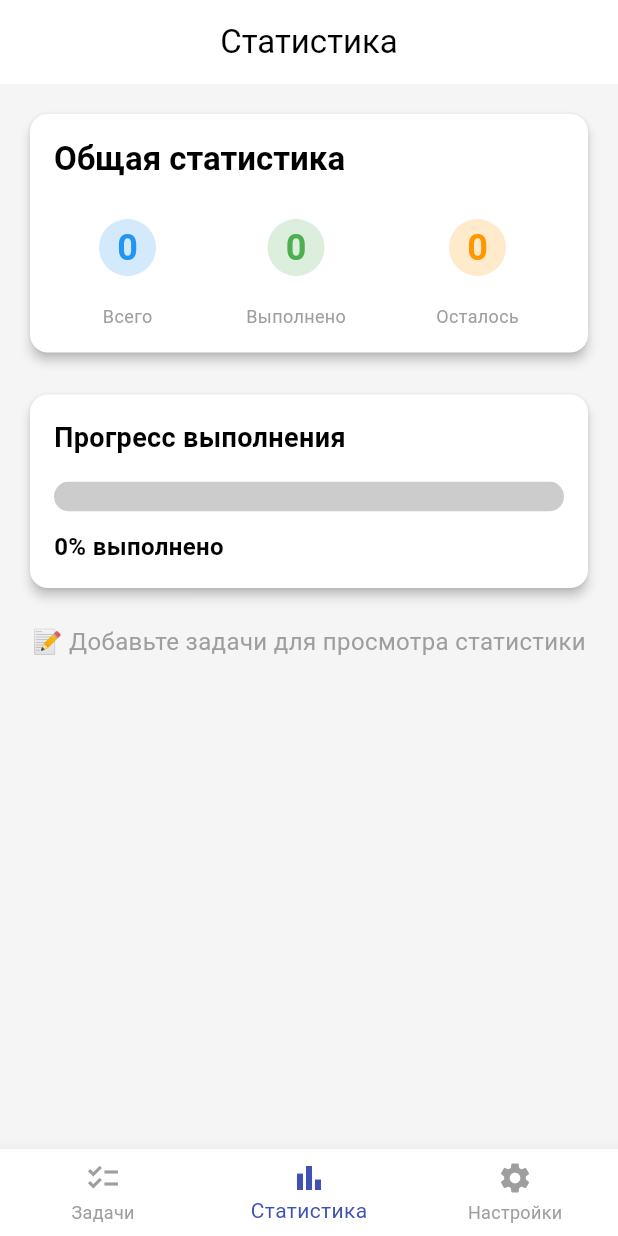
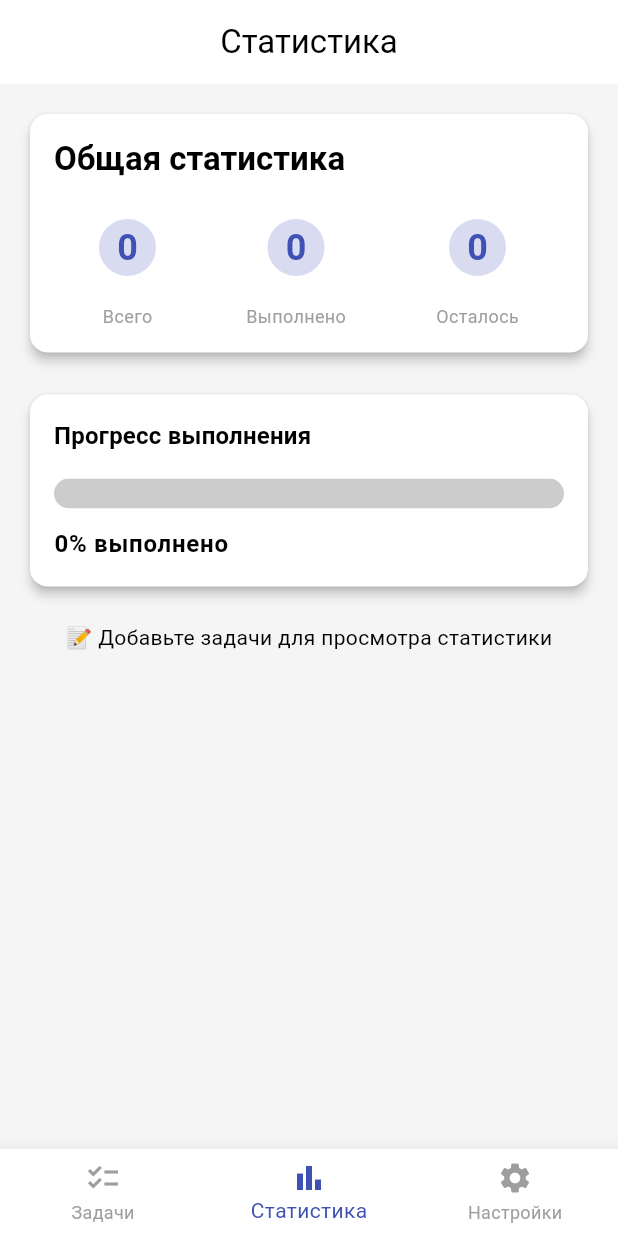
Before and after one commit to Asanali33/tot17, a Flutter app: the screen it shows after launch, item 2 of the bottom bar chosen, on a phone screen of 412 x 824 dp. Run offline on Flutter 3.47's test engine with Material 3 defaults, Android fonts, the phone set to English and light mode, and no system bars; our stand-ins replace shared_preferences.

Commit message:
тёмная тема теперь применима ко всему UI (включая переключатель, задачи, статистику и выбор категорий), без “светлых” вставок.

```diff
--- a/lib/main.dart
+++ b/lib/main.dart
@@ -44,9 +44,12 @@ class _TaskFlowAppState extends State<TaskFlowApp> {
   @override
   Widget build(BuildContext context) {
     // define explicit theme objects so changes are more visible
+    final lightColorScheme = ColorScheme.fromSwatch(
+      primarySwatch: Colors.indigo,
+    ).copyWith(brightness: Brightness.light);
+
     final lightTheme = ThemeData(
-      colorScheme: ColorScheme.fromSwatch(primarySwatch: Colors.indigo)
-          .copyWith(brightness: Brightness.light),
+      colorScheme: lightColorScheme,
       scaffoldBackgroundColor: Colors.grey[100],
       cardColor: Colors.white,
       bottomNavigationBarTheme: BottomNavigationBarThemeData(
@@ -54,17 +57,48 @@ class _TaskFlowAppState extends State<TaskFlowApp> {
         unselectedItemColor: Colors.grey,
         backgroundColor: Colors.white,
       ),
+      switchTheme: SwitchThemeData(
+        thumbColor: WidgetStateProperty.resolveWith((states) {
+          if (states.contains(WidgetState.selected)) {
+            return lightColorScheme.primary;
+          }
+          return lightColorScheme.onSurface.withAlpha((0.7 * 255).round());
+        }),
+        trackColor: WidgetStateProperty.resolveWith((states) {
+          if (states.contains(WidgetState.selected)) {
+            return lightColorScheme.primary.withAlpha((0.5 * 255).round());
+          }
+          return lightColorScheme.onSurface.withAlpha((0.3 * 255).round());
+        }),
+      ),
     );
 
+    final darkColorScheme = ColorScheme.fromSwatch(
+      primarySwatch: Colors.indigo,
+    ).copyWith(brightness: Brightness.dark);
+
     final darkTheme = ThemeData(
-      colorScheme: ColorScheme.fromSwatch(primarySwatch: Colors.indigo)
-          .copyWith(brightness: Brightness.dark),
+      colorScheme: darkColorScheme,
       scaffoldBackgroundColor: Colors.grey[900],
       cardColor: Colors.grey[800],
       bottomNavigationBarTheme: BottomNavigationBarThemeData(
         selectedItemColor: Colors.indigo[200],
         unselectedItemColor: Colors.grey[400],
         backgroundColor: Colors.grey[850],
+      ),
+      switchTheme: SwitchThemeData(
+        thumbColor: WidgetStateProperty.resolveWith((states) {
+          if (states.contains(WidgetState.selected)) {
+            return darkColorScheme.primary;
+          }
+          return darkColorScheme.onSurface.withAlpha((0.7 * 255).round());
+        }),
+        trackColor: WidgetStateProperty.resolveWith((states) {
+          if (states.contains(WidgetState.selected)) {
+            return darkColorScheme.primary.withAlpha((0.5 * 255).round());
+          }
+          return darkColorScheme.onSurface.withAlpha((0.3 * 255).round());
+        }),
       ),
     );
 
@@ -74,10 +108,7 @@ class _TaskFlowAppState extends State<TaskFlowApp> {
       theme: lightTheme,
       darkTheme: darkTheme,
       themeMode: _isDarkMode ? ThemeMode.dark : ThemeMode.light,
-      home: MainScreen(
-        onToggleTheme: _toggleTheme,
-        isDarkMode: _isDarkMode,
-      ),
+      home: MainScreen(onToggleTheme: _toggleTheme, isDarkMode: _isDarkMode),
     );
   }
 }
--- a/lib/screens/stats_screen.dart
+++ b/lib/screens/stats_screen.dart
@@ -17,11 +17,11 @@ class _StatsScreenState extends State<StatsScreen> {
     int completed = widget.taskService.tasks.where((t) => t.isDone).length;
     int remaining = total - completed;
 
+    final theme = Theme.of(context);
+    final colorScheme = theme.colorScheme;
+
     return Scaffold(
-      appBar: AppBar(
-        title: Text("Статистика"),
-        centerTitle: true,
-      ),
+      appBar: AppBar(title: Text("Статистика"), centerTitle: true),
       body: Padding(
         padding: EdgeInsets.all(16),
         child: Column(
@@ -29,7 +29,7 @@ class _StatsScreenState extends State<StatsScreen> {
           children: [
             Card(
               elevation: 3,
-              color: Theme.of(context).cardColor,
+              color: theme.cardColor,
               child: Padding(
                 padding: EdgeInsets.all(16),
                 child: Column(
@@ -37,10 +37,9 @@ class _StatsScreenState extends State<StatsScreen> {
                   children: [
                     Text(
                       "Общая статистика",
-                      style: Theme.of(context)
-                          .textTheme
-                          .titleLarge
-                          ?.copyWith(fontWeight: FontWeight.bold),
+                      style: theme.textTheme.titleLarge?.copyWith(
+                        fontWeight: FontWeight.bold,
+                      ),
                     ),
                     SizedBox(height: 16),
                     Row(
@@ -49,17 +48,17 @@ class _StatsScreenState extends State<StatsScreen> {
                         _StatItem(
                           title: "Всего",
                           value: total.toString(),
-                          color: Colors.blue,
+                          color: colorScheme.primary,
                         ),
                         _StatItem(
                           title: "Выполнено",
                           value: completed.toString(),
-                          color: Colors.green,
+                          color: colorScheme.secondary,
                         ),
                         _StatItem(
                           title: "Осталось",
                           value: remaining.toString(),
-                          color: Colors.orange,
+                          color: colorScheme.tertiary,
                         ),
                       ],
                     ),
@@ -77,8 +76,7 @@ class _StatsScreenState extends State<StatsScreen> {
                   children: [
                     Text(
                       "Прогресс выполнения",
-                      style: TextStyle(
-                        fontSize: 18,
+                      style: theme.textTheme.titleMedium?.copyWith(
                         fontWeight: FontWeight.bold,
                       ),
                     ),
@@ -88,15 +86,18 @@ class _StatsScreenState extends State<StatsScreen> {
                       child: LinearProgressIndicator(
                         value: total > 0 ? completed / total : 0,
                         minHeight: 20,
-                        backgroundColor: Theme.of(context).colorScheme.onSurface.withOpacity(0.2),
-                        valueColor: AlwaysStoppedAnimation(
-                            Theme.of(context).colorScheme.primary),
+                        backgroundColor: colorScheme.onSurface.withAlpha(
+                          (0.2 * 255).round(),
+                        ),
+                        valueColor: AlwaysStoppedAnimation(colorScheme.primary),
                       ),
                     ),
                     SizedBox(height: 12),
                     Text(
                       "${total > 0 ? ((completed / total) * 100).toStringAsFixed(1) : 0}% выполнено",
-                      style: TextStyle(fontSize: 16, fontWeight: FontWeight.bold),
+                      style: theme.textTheme.bodyLarge?.copyWith(
+                        fontWeight: FontWeight.bold,
+                      ),
                     ),
                   ],
                 ),
@@ -107,7 +108,9 @@ class _StatsScreenState extends State<StatsScreen> {
               Center(
                 child: Text(
                   "📝 Добавьте задачи для просмотра статистики",
-                  style: TextStyle(fontSize: 16, color: Colors.grey),
+                  style: theme.textTheme.bodyMedium?.copyWith(
+                    color: colorScheme.onSurfaceVariant,
+                  ),
                 ),
               ),
           ],
@@ -135,7 +138,7 @@ class _StatItem extends StatelessWidget {
         Container(
           padding: EdgeInsets.all(12),
           decoration: BoxDecoration(
-            color: color.withOpacity(0.2),
+            color: color.withAlpha((0.2 * 255).round()),
             shape: BoxShape.circle,
           ),
           child: Text(
@@ -148,10 +151,7 @@ class _StatItem extends StatelessWidget {
           ),
         ),
         SizedBox(height: 8),
-        Text(
-          title,
-          style: TextStyle(fontSize: 12, color: Colors.grey),
-        ),
+        Text(title, style: TextStyle(fontSize: 12, color: Colors.grey)),
       ],
     );
   }
```
Also changed, not shown: lib/screens/settings_screen.dart (+30 -13 lines), lib/screens/subcategories_screen.dart (+34 -21 lines), lib/widgets/task_tile.dart (+19 -7 lines), 2 other files.
